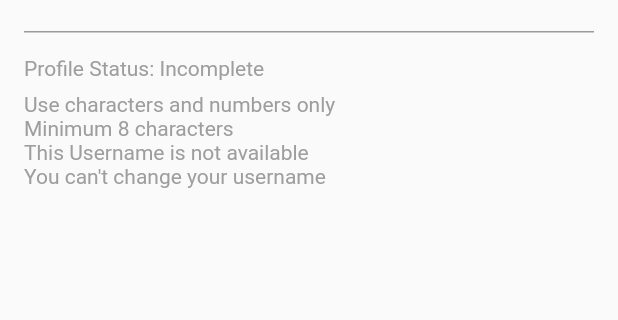
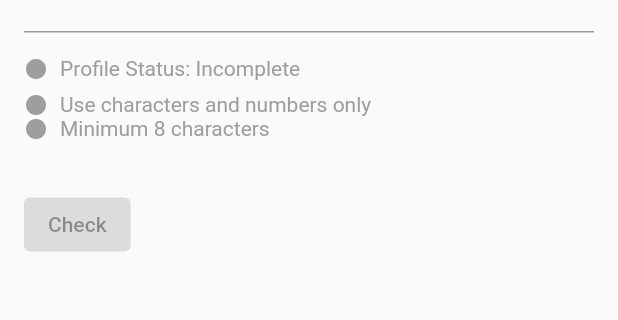
Before and after one commit to inirafli/username_checker, a Flutter app: the screen it shows after launch, on a phone screen of 412 x 824 dp, the part 164-484 px from its top. Run offline on Flutter 3.47's test engine with Material 3 defaults, Android fonts, the phone set to English and light mode, and no system bars; our stand-ins replace cloud_firestore, firebase_core, get; accounts and stored records are empty.

Commit message:
added: check button and additional validations

```diff
--- a/lib/controllers/username_controller.dart
+++ b/lib/controllers/username_controller.dart
@@ -1,3 +1,4 @@
+import 'package:flutter/material.dart';
 import 'package:get/get.dart';
 
 import '../utils/firestore_helper.dart';
@@ -11,6 +12,7 @@ class UsernameController extends GetxController {
 
   var isAlphanumeric = false.obs;
   var isMinLength = false.obs;
+  var showAvailability = false.obs;
 
   final FirestoreHelper _firestoreHelper = FirestoreHelper();
 
@@ -27,19 +29,47 @@ class UsernameController extends GetxController {
     // Set profile status
     profileStatus.value = input.isEmpty ? 'Incomplete' : 'Complete';
 
-    if (input.isNotEmpty) {
-      checkUsernameAvailability(input);
-    }
+    // Reset showAvailability when the input changes
+    showAvailability.value = false;
   }
 
-  void checkUsernameAvailability(String username) async {
+  void checkUsername() async {
     isLoading.value = true;
-    isUsernameAvailable.value = await _firestoreHelper.checkUsernameAvailability(username);
+    isUsernameAvailable.value = await _firestoreHelper.checkUsernameAvailability(username.value);
 
     if (!isUsernameAvailable.value) {
-      isUsernameChangeable.value = await _firestoreHelper.canChangeUsername(username);
+      isUsernameChangeable.value =
+      await _firestoreHelper.canChangeUsername(username.value);
     }
 
+    showAvailability.value = true;
     isLoading.value = false;
   }
+
+  // Methods to get the validation message text
+  String get profileStatusText => 'Profile Status: ${profileStatus.value}';
+  String get alphanumericValidationText => 'Use characters and numbers only';
+  String get minLengthValidationText => 'Minimum 8 characters';
+  String get usernameAvailabilityText => isUsernameAvailable.value ? 'This Username is available' : 'This Username is not available';
+  String get usernameChangeabilityText => isUsernameChangeable.value ? 'You can change your username' : 'You can\'t change your username';
+
+  // Methods to get the validation message color
+  Color getProfileStatusColor() => profileStatus.value == 'Incomplete' ? Colors.grey : Colors.black;
+  Color getAlphanumericValidationColor() => username.isEmpty ? Colors.grey : (isAlphanumeric.value ? Colors.green : Colors.red);
+  Color getMinLengthValidationColor() => username.isEmpty ? Colors.grey : (isMinLength.value ? Colors.green : Colors.red);
+  Color getUsernameAvailabilityColor() => username.isEmpty ? Colors.grey : (isUsernameAvailable.value ? Colors.green : Colors.red);
+  Color getUsernameChangeabilityColor() => username.isEmpty ? Colors.grey : (isUsernameChangeable.value ? Colors.green : Colors.red);
+
+  // Method to get the appropriate icon for each validation state
+  IconData getValidationIcon(bool isValid, {bool? isEmpty}) {
+    if (isEmpty ?? username.isEmpty) {
+      return Icons.circle;
+    }
+    return isValid ? Icons.check_circle : Icons.cancel;
+  }
+
+  // Method to determine if the button should be enabled
+  bool isButtonEnabled() {
+    return isAlphanumeric.value && isMinLength.value && profileStatus.value == 'Complete' && !isLoading.value;
+  }
 }
--- a/lib/main.dart
+++ b/lib/main.dart
@@ -1,10 +1,7 @@
-import 'dart:math';
-
-import 'package:cloud_firestore/cloud_firestore.dart';
 import 'package:firebase_core/firebase_core.dart';
 import 'package:flutter/material.dart';
+import 'package:get/get.dart';
 import 'package:username_checker/firebase_options.dart';
-import 'package:username_checker/utils/data_helper.dart';
 import 'package:username_checker/views/username_checker_screen.dart';
 
 void main() async {
@@ -21,7 +18,7 @@ class MyApp extends StatelessWidget {
 
   @override
   Widget build(BuildContext context) {
-    return MaterialApp(
+    return GetMaterialApp(
       title: 'Username Checker',
       theme: ThemeData(
         useMaterial3: false,
--- a/lib/views/username_checker_screen.dart
+++ b/lib/views/username_checker_screen.dart
@@ -1,6 +1,8 @@
 import 'package:flutter/material.dart';
 import 'package:get/get.dart';
 import 'package:username_checker/controllers/username_controller.dart';
+
+import '../widgets/validation_messages.dart';
 
 class UsernameCheckerScreen extends StatelessWidget {
   final UsernameController _controller = Get.put(UsernameController());
@@ -18,69 +20,56 @@ class UsernameCheckerScreen extends StatelessWidget {
         child: Column(
           crossAxisAlignment: CrossAxisAlignment.start,
           children: [
-            Obx(() => TextField(
+            TextField(
               onChanged: (value) => _controller.validateUsername(value),
               decoration: const InputDecoration(
                 labelText: 'Username',
               ),
+            ),
+            const SizedBox(height: 16.0),
+            Obx(() => ValidationMessageRow(
+              text: _controller.profileStatusText,
+              isValid: _controller.profileStatus.value == 'Complete',
+              color: _controller.getProfileStatusColor(),
+            )),
+            const SizedBox(height: 8.0),
+            Obx(() => ValidationMessageRow(
+              text: _controller.alphanumericValidationText,
+              isValid: _controller.isAlphanumeric.value,
+              color: _controller.getAlphanumericValidationColor(),
+            )),
+            Obx(() => ValidationMessageRow(
+              text: _controller.minLengthValidationText,
+              isValid: _controller.isMinLength.value,
+              color: _controller.getMinLengthValidationColor(),
             )),
             const SizedBox(height: 16.0),
-            Obx(() => Column(
+            Obx(() => _controller.showAvailability.value
+                ? Column(
               crossAxisAlignment: CrossAxisAlignment.start,
               children: [
-                    Text(
-                      'Profile Status: ${_controller.profileStatus.value}',
-                      style: TextStyle(
-                        color: _controller.profileStatus.value == 'Incomplete'
-                            ? Colors.grey
-                            : Colors.black,
-                      ),
-                    ),
-                    const SizedBox(height: 8.0),
-                    Text(
-                      'Use characters and numbers only',
-                      style: TextStyle(
-                        color: _controller.username.isEmpty
-                            ? Colors.grey
-                            : (_controller.isAlphanumeric.value
-                                ? Colors.green
-                                : Colors.red),
-                      ),
-                    ),
-                    Text(
-                      'Minimum 8 characters',
-                      style: TextStyle(
-                        color: _controller.username.isEmpty
-                            ? Colors.grey
-                            : (_controller.isMinLength.value
-                                ? Colors.green
-                                : Colors.red),
-                      ),
-                    ),
-                    Text(
-                      _controller.isUsernameAvailable.value
-                          ? 'This Username is available'
-                          : 'This Username is not available',
-                      style: TextStyle(
-                        color: _controller.username.isEmpty
-                            ? Colors.grey
-                            : (_controller.isUsernameAvailable.value
-                                ? Colors.green
-                                : Colors.red),
-                      ),
+                ValidationMessageRow(
+                  text: _controller.usernameAvailabilityText,
+                  isValid: _controller.isUsernameAvailable.value,
+                  color: _controller.getUsernameAvailabilityColor(),
                 ),
                 if (!_controller.isUsernameAvailable.value)
-                      Text(
-                        _controller.isUsernameChangeable.value
-                            ? 'You can change your username'
-                            : 'You can\'t change your username',
-                        style: TextStyle(
-                          color: _controller.username.isEmpty
-                              ? Colors.grey
-                              : Colors.black,
-                        ),
+                  ValidationMessageRow(
+                    text: _controller.usernameChangeabilityText,
+                    isValid: _controller.isUsernameChangeable.value,
+                    color: _controller.getUsernameChangeabilityColor(),
                   ),
               ],
+            )
+                : Container()),
+            const SizedBox(height: 16.0),
+            Obx(() => ElevatedButton(
+              onPressed: _controller.isButtonEnabled() ? () => _controller.checkUsername() : null,
+              child: _controller.isLoading.value
+                  ? const CircularProgressIndicator(
+                color: Colors.white,
+              )
+                  : const Text('Check'),
             )),
           ],
         ),
--- /dev/null
+++ b/lib/widgets/validation_messages.dart
@@ -0,0 +1,37 @@
+// views/widgets/validation_message_row.dart
+import 'package:flutter/material.dart';
+import 'package:get/get.dart';
+import '../../controllers/username_controller.dart';
+
+class ValidationMessageRow extends StatelessWidget {
+  final String text;
+  final bool isValid;
+  final Color color;
+
+  const ValidationMessageRow({
+    super.key,
+    required this.text,
+    required this.isValid,
+    required this.color,
+  });
+
+  @override
+  Widget build(BuildContext context) {
+    final UsernameController controller = Get.find<UsernameController>();
+    return Row(
+      crossAxisAlignment: CrossAxisAlignment.center,
+      children: [
+        Icon(
+          controller.getValidationIcon(isValid),
+          color: color,
+          size: 16.0,
+        ),
+        const SizedBox(width: 8.0),
+        Text(
+          text,
+          style: TextStyle(color: color),
+        ),
+      ],
+    );
+  }
+}
```
Lines whose indentation alone changed are shown as unchanged.
